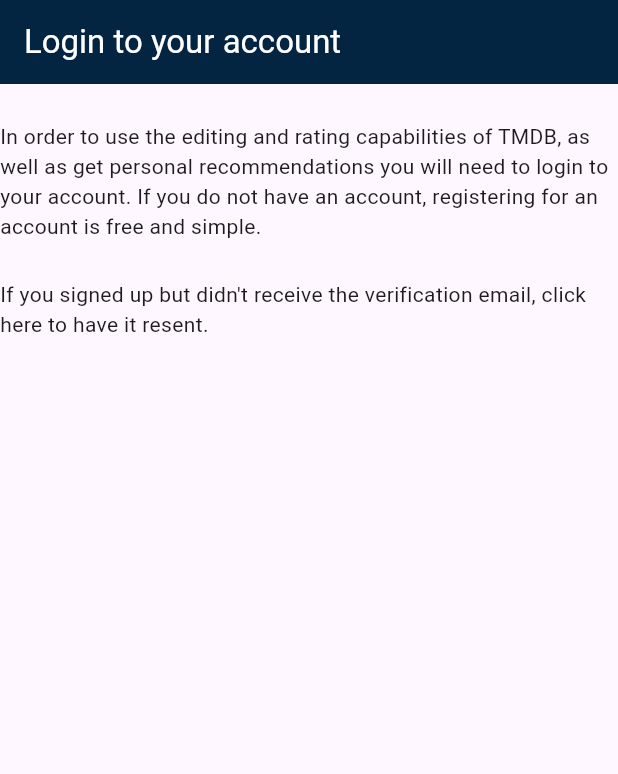
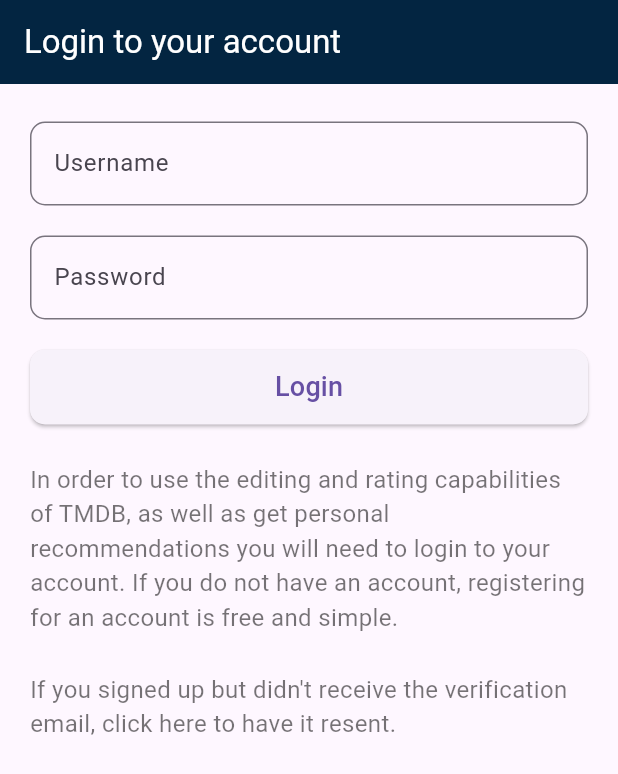
Before and after one commit to TheBaytur/movie_app, a Flutter app: the screen it shows after launch, on a phone screen of 412 x 824 dp. Shown: the top 774 px of the screen. Run offline on Flutter 3.47's test engine with Material 3 defaults, Android fonts, the phone set to English and light mode, and no system bars.

Commit message:
_FormWidget

```diff
--- a/lib/widgets/auth/auth_widget.dart
+++ b/lib/widgets/auth/auth_widget.dart
@@ -27,14 +27,75 @@ class _HeaderWidget extends StatelessWidget {
 
   @override
   Widget build(BuildContext context) {
-    return const Column(
+    return const Padding(
+      padding:  EdgeInsets.symmetric(horizontal: 20),
+      child:  Column(
+        children: [
+          SizedBox(height: 25),
+          _FormWidget(),
+          SizedBox(height: 25),
+          Text(
+            'In order to use the editing and rating capabilities of TMDB, as well as get personal recommendations you will need to login to your account. If you do not have an account, registering for an account is free and simple. ',
+            style: TextStyle(fontSize: 16, color: Colors.black54),
+          ),
+                  SizedBox(height: 25),
+          Text('If you signed up but didn\'t receive the verification email, click here to have it resent. ',
+          style: TextStyle(fontSize: 16, color: Colors.black54),
+          ),
+
+        ],
+      ),
+    );
+  }
+}
+
+class _FormWidget extends StatefulWidget {
+  const _FormWidget({super.key});
+
+  @override
+  State<_FormWidget> createState() => __FormWidgetState();
+}
+
+class __FormWidgetState extends State<_FormWidget> {
+  @override
+  Widget build(BuildContext context) {
+    return Column(
       children: [
-        SizedBox(height: 25),
-        Text(
-          'In order to use the editing and rating capabilities of TMDB, as well as get personal recommendations you will need to login to your account. If you do not have an account, registering for an account is free and simple. ',
+        TextField(
+          decoration: InputDecoration(
+            labelText: 'Username',
+            border: OutlineInputBorder(
+              borderRadius: BorderRadius.circular(10),
+            ),
+          ),
         ),
-                SizedBox(height: 25),
-        Text('If you signed up but didn\'t receive the verification email, click here to have it resent. '),
+        const SizedBox(height: 20),
+        TextField(
+          obscureText: true,
+          decoration: InputDecoration(
+            labelText: 'Password',
+            border: OutlineInputBorder(
+              borderRadius: BorderRadius.circular(10),
+            ),
+          ),
+        ),
+        const SizedBox(height: 20),
+        SizedBox(
+          width: double.infinity,
+          height: 50,
+          child: ElevatedButton(
+            onPressed: () {},
+            style: ElevatedButton.styleFrom(
+              shape: RoundedRectangleBorder(
+                borderRadius: BorderRadius.circular(10),
+              ),
+            ),
+            child: const Text(
+              'Login',
+              style: TextStyle(fontSize: 18),
+            ),
+          ),
+        ),
       ],
     );
   }
```
